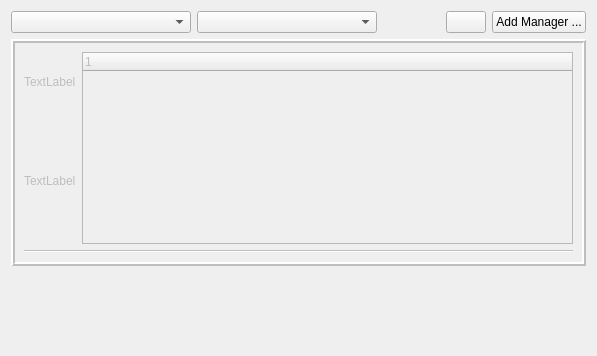
Tabjones/NodeletAssembler, file rqt_nodelet_assembler/src/rqt_nodelet_assembler.ui: the form before one commit.
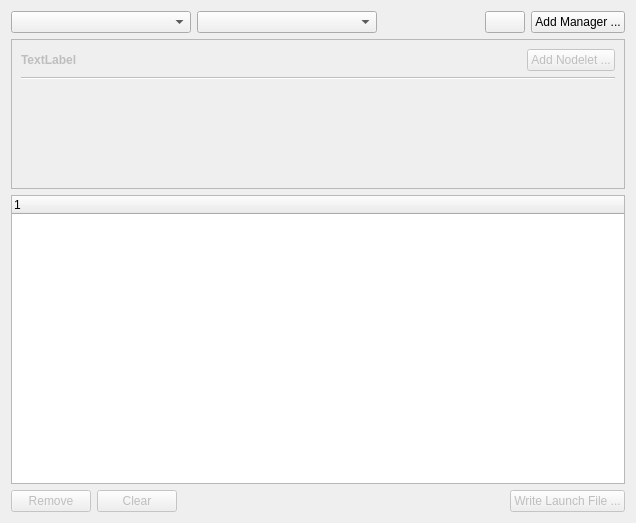
The form after the commit.

Commit message: First gui draft, most functionality is in TODO

Patch:
```diff
--- a/rqt_nodelet_assembler/src/rqt_nodelet_assembler.ui
+++ b/rqt_nodelet_assembler/src/rqt_nodelet_assembler.ui
@@ -9,8 +9,8 @@
    <rect>
     <x>0</x>
     <y>0</y>
-    <width>597</width>
-    <height>356</height>
+    <width>636</width>
+    <height>523</height>
    </rect>
   </property>
   <property name="windowTitle">
@@ -80,32 +80,40 @@
      </item>
     </layout>
    </item>
-   <item>
-    <layout class="QHBoxLayout" name="horizontalLayout_2" stretch="">
-     <property name="spacing">
-      <number>0</number>
-     </property>
-    </layout>
-   </item>
    <item>
     <widget class="QFrame" name="nodelet_frame">
      <property name="enabled">
       <bool>false</bool>
      </property>
+     <property name="sizePolicy">
+      <sizepolicy hsizetype="Preferred" vsizetype="Expanding">
+       <horstretch>0</horstretch>
+       <verstretch>0</verstretch>
+      </sizepolicy>
+     </property>
      <property name="minimumSize">
       <size>
        <width>200</width>
        <height>100</height>
       </size>
      </property>
+     <property name="maximumSize">
+      <size>
+       <width>16777215</width>
+       <height>150</height>
+      </size>
+     </property>
      <property name="frameShape">
-      <enum>QFrame::Box</enum>
+      <enum>QFrame::StyledPanel</enum>
      </property>
      <property name="frameShadow">
       <enum>QFrame::Raised</enum>
      </property>
      <property name="lineWidth">
-      <number>2</number>
+      <number>1</number>
+     </property>
+     <property name="midLineWidth">
+      <number>0</number>
      </property>
      <layout class="QGridLayout" name="gridLayout">
       <item row="0" column="0">
@@ -116,6 +124,12 @@
           <height>60</height>
          </size>
         </property>
+        <property name="font">
+         <font>
+          <weight>75</weight>
+          <bold>true</bold>
+         </font>
+        </property>
         <property name="text">
          <string>TextLabel</string>
         </property>
@@ -127,62 +141,110 @@
         </property>
        </widget>
       </item>
-      <item row="0" column="1" rowspan="2">
-       <widget class="QTreeWidget" name="nodelet_tree">
-        <property name="sizeAdjustPolicy">
-         <enum>QAbstractScrollArea::AdjustIgnored</enum>
+      <item row="0" column="1">
+       <spacer name="horizontalSpacer_2">
+        <property name="orientation">
+         <enum>Qt::Horizontal</enum>
         </property>
-        <property name="dragDropMode">
-         <enum>QAbstractItemView::DragDrop</enum>
+        <property name="sizeHint" stdset="0">
+         <size>
+          <width>399</width>
+          <height>20</height>
+         </size>
         </property>
-        <property name="defaultDropAction">
-         <enum>Qt::MoveAction</enum>
-        </property>
-        <property name="animated">
-         <bool>true</bool>
-        </property>
-        <column>
-         <property name="text">
-          <string notr="true">1</string>
-         </property>
-        </column>
-       </widget>
+       </spacer>
       </item>
-      <item row="1" column="0">
-       <widget class="QLabel" name="description_f">
+      <item row="0" column="2">
+       <widget class="QPushButton" name="add_nodelet_push_button">
         <property name="text">
-         <string>TextLabel</string>
+         <string>Add Nodelet ...</string>
         </property>
-        <property name="scaledContents">
-         <bool>true</bool>
-        </property>
-        <property name="wordWrap">
-         <bool>true</bool>
-        </property>
        </widget>
       </item>
-      <item row="2" column="0" colspan="2">
+      <item row="1" column="0" colspan="3">
        <widget class="Line" name="line_sep">
         <property name="orientation">
          <enum>Qt::Horizontal</enum>
         </property>
        </widget>
       </item>
+      <item row="2" column="0" colspan="3">
+       <widget class="QLabel" name="description_f">
+        <property name="sizePolicy">
+         <sizepolicy hsizetype="Preferred" vsizetype="MinimumExpanding">
+          <horstretch>0</horstretch>
+          <verstretch>0</verstretch>
+         </sizepolicy>
+        </property>
+        <property name="scaledContents">
+         <bool>true</bool>
+        </property>
+        <property name="alignment">
+         <set>Qt::AlignLeading|Qt::AlignLeft|Qt::AlignTop</set>
+        </property>
+        <property name="wordWrap">
+         <bool>true</bool>
+        </property>
+       </widget>
+      </item>
      </layout>
     </widget>
    </item>
    <item>
-    <spacer name="verticalSpacer">
-     <property name="orientation">
-      <enum>Qt::Vertical</enum>
-     </property>
-     <property name="sizeHint" stdset="0">
-      <size>
-       <width>20</width>
-       <height>0</height>
-      </size>
-     </property>
-    </spacer>
+    <widget class="QTreeWidget" name="nodelet_tree">
+     <column>
+      <property name="text">
+       <string notr="true">1</string>
+      </property>
+     </column>
+    </widget>
+   </item>
+   <item>
+    <layout class="QHBoxLayout" name="horizontalLayout_2">
+     <item>
+      <widget class="QPushButton" name="remove_push_button">
+       <property name="enabled">
+        <bool>false</bool>
+       </property>
+       <property name="text">
+        <string>Remove</string>
+       </property>
+      </widget>
+     </item>
+     <item>
+      <widget class="QPushButton" name="clear_push_button">
+       <property name="enabled">
+        <bool>false</bool>
+       </property>
+       <property name="text">
+        <string>Clear</string>
+       </property>
+      </widget>
+     </item>
+     <item>
+      <spacer name="horizontalSpacer_3">
+       <property name="orientation">
+        <enum>Qt::Horizontal</enum>
+       </property>
+       <property name="sizeHint" stdset="0">
+        <size>
+         <width>40</width>
+         <height>20</height>
+        </size>
+       </property>
+      </spacer>
+     </item>
+     <item>
+      <widget class="QPushButton" name="write_launch_push_button">
+       <property name="enabled">
+        <bool>false</bool>
+       </property>
+       <property name="text">
+        <string>Write Launch File ...</string>
+       </property>
+      </widget>
+     </item>
+    </layout>
    </item>
   </layout>
  </widget>
```
The commit also changes 2 other files.
